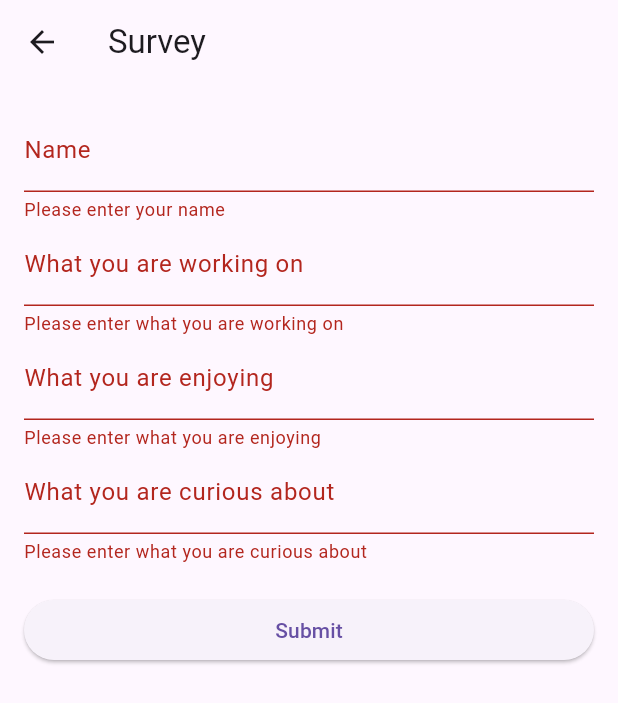
After one commit to Woven-Web/spontaneous, a Flutter app: the SurveyView screen opened by its route, after a tap on "Submit", on a phone screen of 412 x 824 dp. The commit adds this screen. Shown: the top 703 px of the screen. Run offline on Flutter 3.47's test engine with Material 3 defaults, Android fonts, the phone set to English and light mode, and no system bars; our stand-ins replace firebase_auth, firebase_core, google_sign_in; accounts and stored records are empty; generated files the repository leaves out were written again; network calls fail.

Commit message:
basic working with sign in and survey

```diff
--- a/lib/src/app.dart
+++ b/lib/src/app.dart
@@ -1,11 +1,11 @@
 import 'package:flutter/material.dart';
 import 'package:flutter_gen/gen_l10n/app_localizations.dart';
 import 'package:flutter_localizations/flutter_localizations.dart';
+import 'package:spontaneous/src/authenticate/authenticate_view.dart';
+import 'package:spontaneous/src/settings/settings_view.dart';
+import 'package:spontaneous/src/survey/survey_view.dart';
 
-import 'sample_feature/sample_item_details_view.dart';
-import 'sample_feature/sample_item_list_view.dart';
 import 'settings/settings_controller.dart';
-import 'settings/settings_view.dart';
 
 /// The Widget that configures your application.
 class MyApp extends StatelessWidget {
@@ -68,12 +68,14 @@ class MyApp extends StatelessWidget {
               builder: (BuildContext context) {
                 switch (routeSettings.name) {
                   case SettingsView.routeName:
-                    return SettingsView(controller: settingsController);
-                  case SampleItemDetailsView.routeName:
-                    return const SampleItemDetailsView();
-                  case SampleItemListView.routeName:
+                    return SettingsView(
+                      controller: settingsController,
+                    );
+                  case SurveyView.routeName:
+                    return SurveyView();
+                  case AuthenticateView.routeName:
                   default:
-                    return const SampleItemListView();
+                    return const AuthenticateView();
                 }
               },
             );
--- a/lib/src/sample_feature/sample_item.dart
+++ /dev/null
@@ -1,6 +0,0 @@
-/// A placeholder class that represents an entity or model.
-class SampleItem {
-  const SampleItem(this.id);
-
-  final int id;
-}
--- /dev/null
+++ b/lib/src/survey/survey_view.dart
@@ -0,0 +1,96 @@
+import 'package:flutter/material.dart';
+
+class SurveyView extends StatefulWidget {
+  const SurveyView({super.key});
+
+  @override
+  State<SurveyView> createState() => _SurveyViewState();
+
+  static const routeName = '/survey';
+}
+
+class _SurveyViewState extends State<SurveyView> {
+  final _formKey = GlobalKey<FormState>();
+  String? name;
+  String? workingOn;
+  String? enjoying;
+  String? curiousAbout;
+
+  @override
+  Widget build(BuildContext context) {
+    return Scaffold(
+      appBar: AppBar(
+        title: Text('Survey'),
+      ),
+      body: Padding(
+        padding: EdgeInsets.all(16.0),
+        child: Form(
+          key: _formKey,
+          child: ListView(
+            children: [
+              TextFormField(
+                decoration: InputDecoration(labelText: 'Name'),
+                onSaved: (value) => name = value,
+                validator: (value) {
+                  if (value == null || value.isEmpty) {
+                    return 'Please enter your name';
+                  }
+                  return null;
+                },
+              ),
+              TextFormField(
+                decoration:
+                    InputDecoration(labelText: 'What you are working on'),
+                onSaved: (value) => workingOn = value,
+                validator: (value) {
+                  if (value == null || value.isEmpty) {
+                    return 'Please enter what you are working on';
+                  }
+                  return null;
+                },
+              ),
+              TextFormField(
+                decoration: InputDecoration(labelText: 'What you are enjoying'),
+                onSaved: (value) => enjoying = value,
+                validator: (value) {
+                  if (value == null || value.isEmpty) {
+                    return 'Please enter what you are enjoying';
+                  }
+                  return null;
+                },
+              ),
+              TextFormField(
+                decoration:
+                    InputDecoration(labelText: 'What you are curious about'),
+                onSaved: (value) => curiousAbout = value,
+                validator: (value) {
+                  if (value == null || value.isEmpty) {
+                    return 'Please enter what you are curious about';
+                  }
+                  return null;
+                },
+              ),
+              SizedBox(height: 20),
+              ElevatedButton(
+                onPressed: () {
+                  if (_formKey.currentState!.validate()) {
+                    _formKey.currentState!.save();
+                    // Handle the form submission here
+                    print('Name: $name');
+                    print('Working on: $workingOn');
+                    print('Enjoying: $enjoying');
+                    print('Curious about: $curiousAbout');
+                    ScaffoldMessenger.of(context).showSnackBar(
+                      SnackBar(content: Text('Survey submitted successfully!')),
+                    );
+                  }
+                },
+                child: Text('Submit'),
+              ),
+            ],
+          ),
+        ),
+      ),
+    );
+  }
+}
--- a/pubspec.yaml
+++ b/pubspec.yaml
@@ -10,10 +10,13 @@ environment:
   sdk: '>=3.3.4 <4.0.0'
 
 dependencies:
+  firebase_auth: ^4.19.5
+  firebase_core: ^2.31.0
   flutter:
     sdk: flutter
   flutter_localizations:
     sdk: flutter
+  google_sign_in: ^6.2.1
 
 dev_dependencies:
   flutter_test:
```
Also changed, not shown: firepit-log.txt (added, +24 -0 lines), lib/main.dart (+7 -0 lines), lib/src/authenticate/authenticate_view.dart (added, +144 -0 lines), lib/src/sample_feature/sample_item_details_view.dart (deleted, +0 -20 lines), lib/src/sample_feature/sample_item_list_view.dart (deleted, +0 -71 lines), firebase.json (added), lib/firebase_options.dart (added), pubspec.lock, 21 other files.
